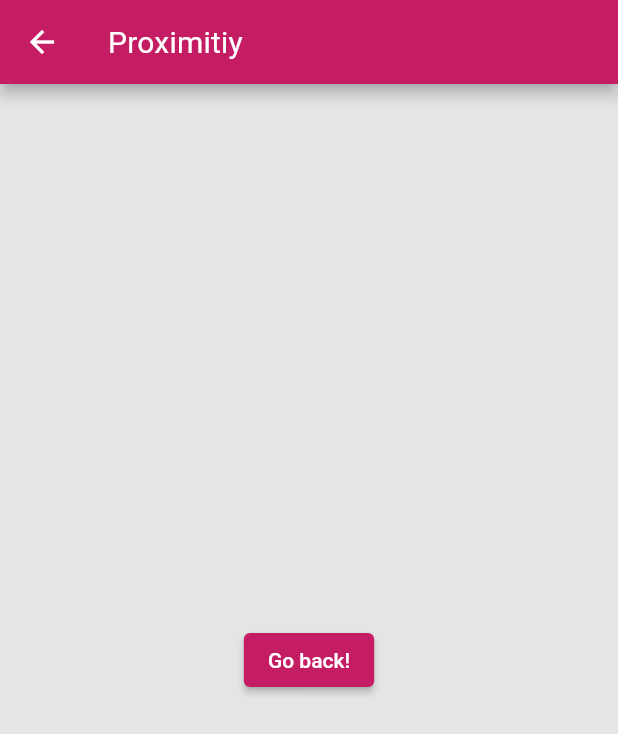
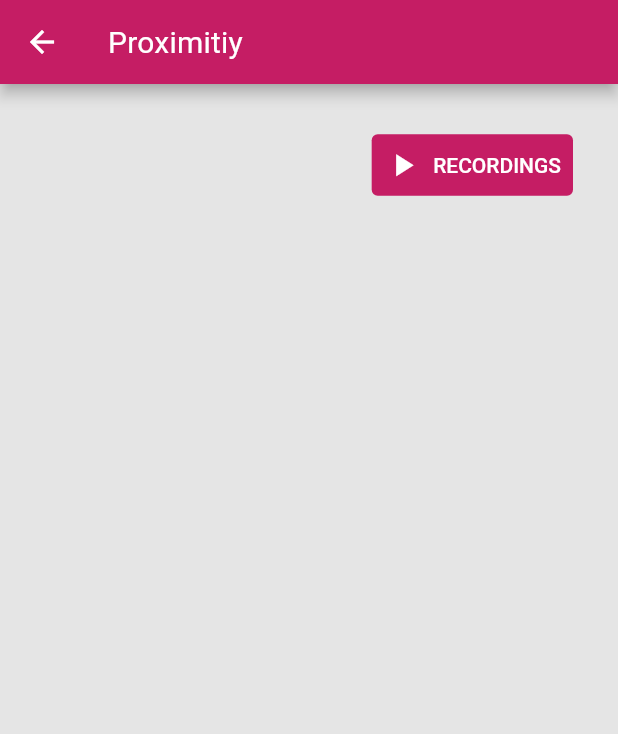
Before and after one commit to hraschan/flutter_sensor_libary_app, a Flutter app: the ProximitiyRoute screen opened directly, on a phone screen of 412 x 824 dp. Shown: the top 734 px of the screen. Run offline on Flutter 3.47's test engine with Material 2 defaults, Android fonts, the phone set to English and light mode, and no system bars; our stand-ins replace flutter_map, latlong2, weather_icons; missing offline and left inert: sensor_library.

Commit message:
Added RecordButtonWidget

```diff
--- a/lib/routes/proximitiy_route.dart
+++ b/lib/routes/proximitiy_route.dart
@@ -1,4 +1,6 @@
 import 'package:flutter/material.dart';
+import 'package:sensor_libary_test_app/routes/proximity_recording_route.dart';
+import 'package:sensor_libary_test_app/widgets/record_button_widget.dart';
 
 class ProximitiyRoute extends StatelessWidget {
   const ProximitiyRoute({Key? key}) : super(key: key);
@@ -7,14 +9,14 @@ class ProximitiyRoute extends StatelessWidget {
   Widget build(BuildContext context) {
     return Scaffold(
       appBar: AppBar(
-        title: const Text("Proximitiy"),
+        title: const Text('Proximitiy'),
       ),
-      body: Center(
-        child: ElevatedButton(
-          onPressed: () {
-            Navigator.pop(context);
-          },
-          child: const Text('Go back!'),
+      body: Padding(
+        padding: const EdgeInsets.all(25.0),
+        child: Column(
+          children: const [
+            RecordButtonWidget(route: ProximityRecordingRoute())
+          ],
         ),
       ),
     );
--- /dev/null
+++ b/lib/routes/proximity_recording_route.dart
@@ -0,0 +1,22 @@
+import 'package:flutter/material.dart';
+
+class ProximityRecordingRoute extends StatelessWidget {
+  const ProximityRecordingRoute({Key? key}) : super(key: key);
+
+  @override
+  Widget build(BuildContext context) {
+    return Scaffold(
+      appBar: AppBar(
+        title: const Text("Proximity Recording"),
+      ),
+      body: Center(
+        child: ElevatedButton(
+          onPressed: () {
+            Navigator.pop(context);
+          },
+          child: const Text('Go back!'),
+        ),
+      ),
+    );
+  }
+}
--- /dev/null
+++ b/lib/widgets/record_button_widget.dart
@@ -0,0 +1,39 @@
+import 'package:flutter/material.dart';
+import 'package:sensor_libary_test_app/themes/custom_colors.dart';
+
+class RecordButtonWidget extends StatefulWidget {
+  final dynamic route;
+
+  const RecordButtonWidget({required this.route, Key? key}) : super(key: key);
+
+  @override
+  RecordButtonWidgetState createState() => RecordButtonWidgetState();
+}
+
+class RecordButtonWidgetState extends State<RecordButtonWidget> {
+  @override
+  void initState() {
+    super.initState();
+  }
+
+  @override
+  Widget build(BuildContext context) {
+    return Align(
+        alignment: Alignment.centerRight,
+        child: (Padding(
+            padding: const EdgeInsets.all(5.00),
+            child: TextButton.icon(
+                style: TextButton.styleFrom(
+                    backgroundColor: PrimaryColor, primary: Colors.white),
+                onPressed: () {
+                  Navigator.push(context,
+                      MaterialPageRoute(builder: (context) => widget.route));
+                },
+                icon: const Icon(
+                  Icons.play_arrow,
+                  size: 25.0,
+                  color: White,
+                ),
+                label: Text("Recordings".toUpperCase())))));
+  }
+}
```
